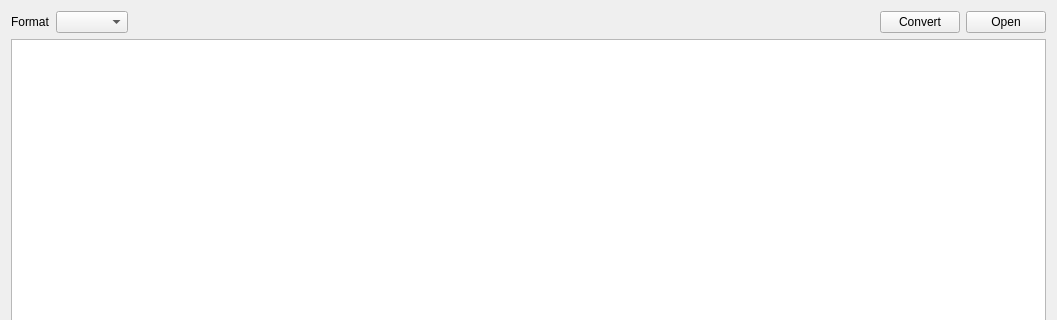
Qt form src/widgets/videoconverterwidget.ui (N1vn0vem8er/cutetoolbox) before a commit; both pictures show x 0 to 1057 and y 0 to 320 of the 1057 by 754 pixel window.
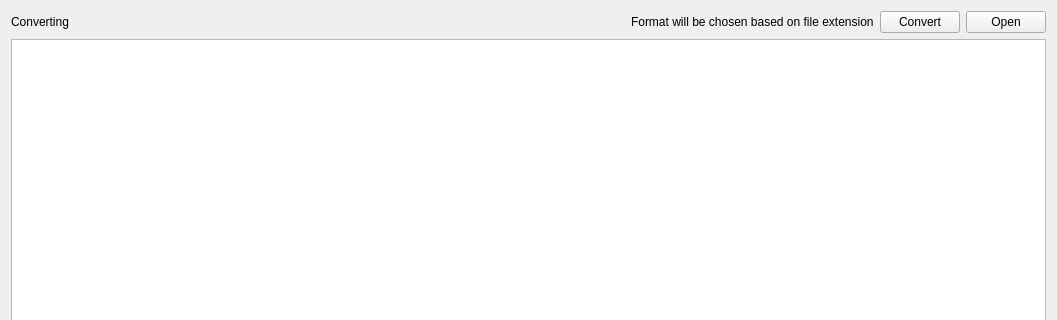
The same form after that commit. Icons and pictures are not drawn.

Commit message: Implemented converting files

Diff of the .ui file:
```diff
--- a/src/widgets/videoconverterwidget.ui
+++ b/src/widgets/videoconverterwidget.ui
@@ -20,15 +20,12 @@
    <item>
     <layout class="QHBoxLayout" name="horizontalLayout">
      <item>
-      <widget class="QLabel" name="label">
+      <widget class="QLabel" name="convertingLabel">
        <property name="text">
-        <string>Format</string>
+        <string>Converting</string>
        </property>
       </widget>
      </item>
-     <item>
-      <widget class="QComboBox" name="formatComboBox"/>
-     </item>
      <item>
       <spacer name="horizontalSpacer">
        <property name="orientation">
@@ -42,6 +39,13 @@
        </property>
       </spacer>
      </item>
+     <item>
+      <widget class="QLabel" name="label">
+       <property name="text">
+        <string>Format will be chosen based on file extension</string>
+       </property>
+      </widget>
+     </item>
      <item>
       <widget class="QPushButton" name="convertButton">
        <property name="text">
```
The commit also changes 2 other files.
